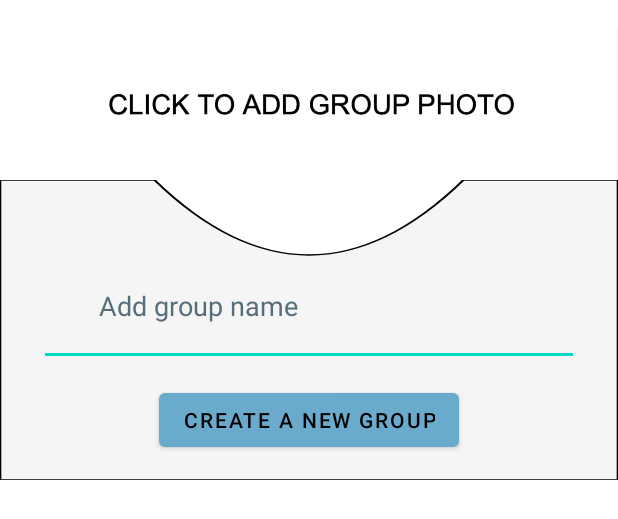
After one commit to sangeetds/SocialBox, an Android app built with Jetpack Compose: the layout add_movie_dialog.xml on its own in the app's theme, with its tools: preview values and no code run, on a phone screen of 412 x 824 dp. The commit adds this screen. Shown: the top 519 px of the screen. Run offline under Robolectric (Android 15) with nearby library versions, the phone set to English and light mode, and no system bars.

Commit message:
Add movie dialog made.

```diff
--- a/app/src/main/java/com/socialbox/group/data/GroupRepository.kt
+++ b/app/src/main/java/com/socialbox/group/data/GroupRepository.kt
@@ -1,6 +1,7 @@
 package com.socialbox.group.data
 
 import com.socialbox.group.data.dto.GroupDTO
+import com.socialbox.group.data.model.Group
 import com.socialbox.group.data.service.GroupService
 import com.socialbox.login.data.Result
 import com.socialbox.login.data.Result.Error
@@ -34,4 +35,8 @@ class GroupRepository @Inject constructor(private val groupService: GroupService
       Error(Exception(errorString))
     }
   }
+
+  suspend fun createGroup(group: Group) {
+    groupService.saveGroup(group)
+  }
 }
--- a/app/src/main/java/com/socialbox/group/data/service/GroupService.kt
+++ b/app/src/main/java/com/socialbox/group/data/service/GroupService.kt
@@ -1,12 +1,18 @@
 package com.socialbox.group.data.service
 
 import com.socialbox.group.data.dto.GroupDTO
+import com.socialbox.group.data.model.Group
 import retrofit2.Response
+import retrofit2.http.Body
 import retrofit2.http.GET
+import retrofit2.http.POST
 import retrofit2.http.Query
 
 interface GroupService {
 
   @GET("/groups")
   suspend fun getGroupsForUser(@Query("userId") userId: String): Response<List<GroupDTO>>
+
+  @POST("/groups")
+  suspend fun saveGroup(@Body group: Group): Response<Group>
 }
--- a/app/src/main/java/com/socialbox/group/ui/GroupViewModel.kt
+++ b/app/src/main/java/com/socialbox/group/ui/GroupViewModel.kt
@@ -6,6 +6,7 @@ import androidx.lifecycle.ViewModel
 import androidx.lifecycle.viewModelScope
 import com.socialbox.group.data.GroupRepository
 import com.socialbox.group.data.dto.GroupDTO
+import com.socialbox.group.data.model.Group
 import com.socialbox.login.data.Result.Success
 import dagger.hilt.android.lifecycle.HiltViewModel
 import kotlinx.coroutines.flow.collect
@@ -25,4 +26,9 @@ class GroupViewModel @Inject constructor(private val groupRepository: GroupRepos
         else listOf()
     }
   }
+
+  fun addGroup(group: Group) = viewModelScope.launch {
+    groupRepository.createGroup(group)
+    getGroupsForUser(group.groupAdminId)
+  }
 }
--- a/app/src/main/java/com/socialbox/login/ui/login/LoginActivity.kt
+++ b/app/src/main/java/com/socialbox/login/ui/login/LoginActivity.kt
@@ -127,7 +127,7 @@ class LoginActivity : AppCompatActivity() {
         when (actionId) {
           EditorInfo.IME_ACTION_DONE -> {
             Timber.i("User requested log in")
-            updateUiWithUser(User())
+            updateUiWithUser(User(id = "id"))
             // loginViewModel.login(
             //   User(
             //     userEmail = username.text.toString(),
--- a/app/src/main/res/drawable/sign_in_button.xml
+++ b/app/src/main/res/drawable/sign_in_button.xml
@@ -5,8 +5,8 @@
     android:viewportWidth="700.0"
     android:width="700px">
   <path
-      android:fillColor="#C8C8C8"
-      android:pathData="M0,0 L0,700 L700,700 L700,475 Q200,450 0,0 z"
+      android:fillColor="#F5F5F5"
+      android:pathData="M0,0 L0,700 L700,700 L700,0 L525,0  Q350,350 175,0 z"
       android:strokeColor="#000"
       android:strokeWidth="3" />
 </vector>
--- /dev/null
+++ b/app/src/main/res/layout/add_movie_dialog.xml
@@ -0,0 +1,59 @@
+<?xml version="1.0" encoding="utf-8"?>
+<androidx.constraintlayout.widget.ConstraintLayout xmlns:android="http://schemas.android.com/apk/res/android"
+    xmlns:app="http://schemas.android.com/apk/res-auto"
+    xmlns:tools="http://schemas.android.com/tools"
+    android:layout_width="match_parent"
+    android:layout_height="match_parent"
+    tools:context=".group.ui.AddMovieDialog"
+    >
+  <androidx.constraintlayout.widget.ConstraintLayout
+      android:layout_width="match_parent"
+      android:layout_height="200dp"
+      android:layout_marginTop="120dp"
+      android:paddingStart="20dp"
+      android:paddingEnd="20dp"
+      android:background="@drawable/sign_in_button"
+      app:layout_constraintEnd_toEndOf="parent"
+      app:layout_constraintHorizontal_bias="0.0"
+      app:layout_constraintStart_toStartOf="parent"
+      app:layout_constraintTop_toTopOf="parent"
+      android:elevation="10dp"
+      >
+    <EditText
+        android:id="@+id/group_name"
+        android:layout_width="360dp"
+        android:layout_height="80dp"
+        android:layout_marginTop="44dp"
+        android:paddingStart="40dp"
+        android:paddingEnd="10dp"
+        android:autofillHints="name"
+        android:hint="@string/add_group_name"
+        android:inputType="textAutoComplete"
+        android:textColorHint="#546E7A"
+        app:layout_constraintEnd_toEndOf="parent"
+        app:layout_constraintStart_toStartOf="parent"
+        app:layout_constraintTop_toTopOf="parent"
+        />
+    <com.google.android.material.button.MaterialButton
+        android:id="@+id/add_movie"
+        android:layout_width="wrap_content"
+        android:layout_height="wrap_content"
+        android:layout_marginBottom="16dp"
+        android:text="@string/create_a_new_group"
+        app:layout_constraintBottom_toBottomOf="parent"
+        app:layout_constraintEnd_toEndOf="parent"
+        app:layout_constraintStart_toStartOf="parent"
+        />
+  </androidx.constraintlayout.widget.ConstraintLayout>
+  <ImageView
+      android:id="@+id/group_placeholder_image"
+      android:layout_width="match_parent"
+      android:layout_height="150dp"
+      android:contentDescription="@string/group_image_placeholder"
+      android:src="@drawable/gorup_placeholder_photo"
+      app:layout_constraintEnd_toEndOf="parent"
+      app:layout_constraintStart_toStartOf="parent"
+      app:layout_constraintTop_toTopOf="parent"
+      />
+
+</androidx.constraintlayout.widget.ConstraintLayout>
--- a/app/src/main/res/layout/group_activity_layout.xml
+++ b/app/src/main/res/layout/group_activity_layout.xml
@@ -1,5 +1,6 @@
 <?xml version="1.0" encoding="utf-8"?>
 <androidx.constraintlayout.widget.ConstraintLayout xmlns:android="http://schemas.android.com/apk/res/android"
+    android:id="@+id/constraint_layout"
     xmlns:app="http://schemas.android.com/apk/res-auto"
     xmlns:tools="http://schemas.android.com/tools"
     android:layout_width="match_parent"
@@ -56,6 +57,7 @@
       android:visibility="gone"
       />
   <com.google.android.material.floatingactionbutton.ExtendedFloatingActionButton
+      android:id="@+id/new_group_button"
       android:layout_width="200dp"
       android:layout_height="50dp"
       android:layout_marginBottom="12dp"
@@ -76,5 +78,4 @@
       app:layout_constraintStart_toStartOf="parent"
       />
 
-
 </androidx.constraintlayout.widget.ConstraintLayout>
--- a/app/src/main/res/values/strings.xml
+++ b/app/src/main/res/values/strings.xml
@@ -27,4 +27,7 @@
   <string name="your_movies">Your Movies</string>
   <string name="create_new_group">Create New Group</string>
   <string name="make_new_friends_form_a_new_group">Make new friends. Form a new group.</string>
+  <string name="group_image_placeholder">Group Image Placeholder</string>
+  <string name="add_group_name">Add group name</string>
+  <string name="create_a_new_group">Create a new Group</string>
 </resources>
```
Also changed, not shown: app/src/main/java/com/socialbox/group/data/model/Group.kt (added, +11 -0 lines), app/src/main/java/com/socialbox/group/ui/AddMovieDialog.kt (added, +53 -0 lines), app/src/main/java/com/socialbox/group/ui/GroupActivity.kt (+11 -2 lines), app/src/main/res/drawable/register_button.xml (deleted, +0 -13 lines).
